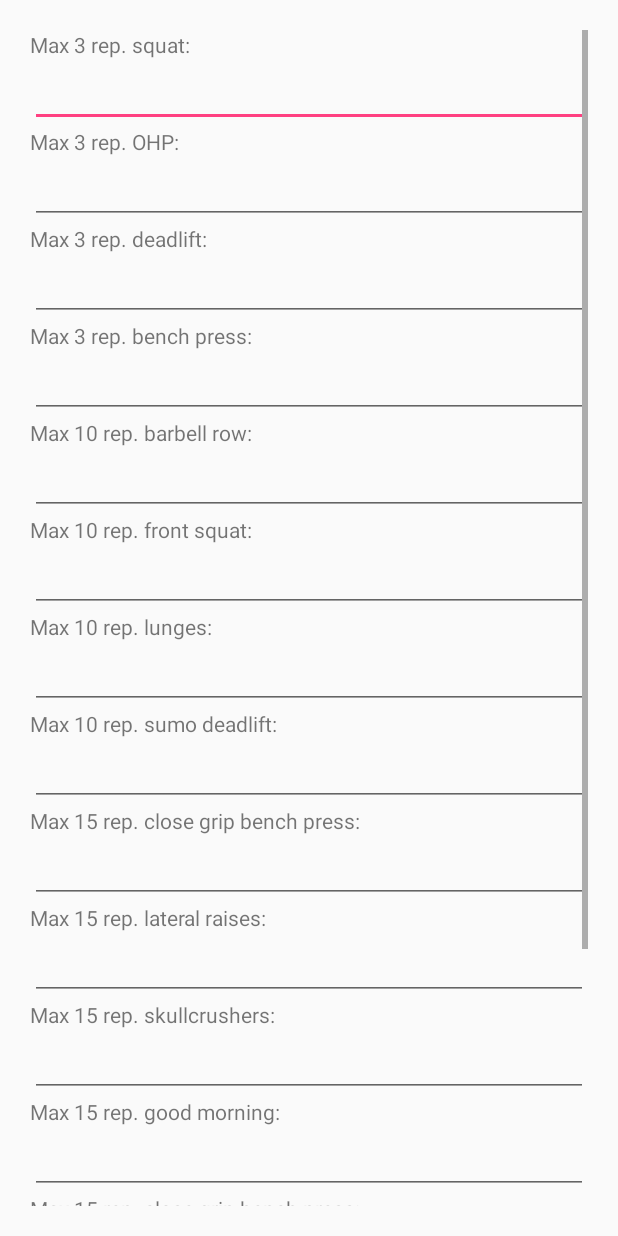
After one commit to sandresbal/gzclp_android_app, an Android app: the layout configuration_activity.xml on its own in the app's theme, with its tools: preview values and no code run, on a phone screen of 412 x 824 dp. The commit adds this screen. Run offline under Robolectric (Android 15) with nearby library versions, the phone set to English and light mode, and no system bars.

Commit message:
starting configuration options

```diff
--- a/app/src/main/AndroidManifest.xml
+++ b/app/src/main/AndroidManifest.xml
@@ -17,9 +17,6 @@
             </intent-filter>
         </activity>
         <activity android:name=".WorkoutActivity">
-            <intent-filter>
-                <action android:name="android.intent.action.MAIN" />
-            </intent-filter>
         </activity>
     </application>
 
--- a/app/src/main/java/com/silviaandres/gzclp/models/Data.java
+++ b/app/src/main/java/com/silviaandres/gzclp/models/Data.java
@@ -26,7 +26,7 @@ public class Data {
   private int weight_pulldown;
   private int time_plank;
 
-    public Data () {
+  public Data() {
   }
 
   public int getId() {
--- a/app/src/main/res/layout/activity_main.xml
+++ b/app/src/main/res/layout/activity_main.xml
@@ -28,7 +28,7 @@
     </ScrollView>-->
 
     <TextView
-        android:id="@+id/textView2"
+        android:id="@+id/t"
         android:layout_width="wrap_content"
         android:layout_height="wrap_content"
         android:layout_marginBottom="392dp"
@@ -58,7 +58,7 @@
         android:textSize="25sp"
         app:layout_constraintEnd_toEndOf="parent"
         app:layout_constraintStart_toStartOf="parent"
-        app:layout_constraintTop_toBottomOf="@+id/textView2" />
+        app:layout_constraintTop_toBottomOf="@+id/t" />
 
     <TextView
         android:id="@+id/t2"
--- /dev/null
+++ b/app/src/main/res/layout/configuration_activity.xml
@@ -0,0 +1,160 @@
+<?xml version="1.0" encoding="utf-8"?>
+<ScrollView xmlns:android="http://schemas.android.com/apk/res/android"
+    android:layout_width="match_parent"
+    android:layout_height="match_parent"
+    android:padding="20dp"
+    >
+
+    <LinearLayout
+        android:layout_width="match_parent"
+        android:layout_height="wrap_content"
+        android:orientation="vertical"
+        >
+
+        <TextView
+            android:layout_width="match_parent"
+            android:layout_height="wrap_content"
+            android:text="@string/squat_config" />
+
+        <EditText
+            android:layout_width="match_parent"
+            android:layout_height="wrap_content" />
+
+        <TextView
+            android:layout_width="match_parent"
+            android:layout_height="wrap_content"
+            android:text="@string/ohp_config" />
+
+        <EditText
+            android:layout_width="match_parent"
+            android:layout_height="wrap_content" />
+
+        <TextView
+            android:layout_width="match_parent"
+            android:layout_height="wrap_content"
+            android:text="@string/deadlift_config" />
+
+        <EditText
+            android:layout_width="match_parent"
+            android:layout_height="wrap_content" />
+
+        <TextView
+            android:layout_width="match_parent"
+            android:layout_height="wrap_content"
+            android:text="@string/bench_config" />
+
+        <EditText
+            android:layout_width="match_parent"
+            android:layout_height="wrap_content" />
+
+        <!--t2-->
+
+        <TextView
+            android:layout_width="match_parent"
+            android:layout_height="wrap_content"
+            android:text="@string/row_config" />
+
+        <EditText
+            android:layout_width="match_parent"
+            android:layout_height="wrap_content" />
+
+        <TextView
+            android:layout_width="match_parent"
+            android:layout_height="wrap_content"
+            android:text="@string/front_squat_config" />
+
+        <EditText
+            android:layout_width="match_parent"
+            android:layout_height="wrap_content" />
+
+        <TextView
+            android:layout_width="match_parent"
+            android:layout_height="wrap_content"
+            android:text="@string/lunges_config" />
+
+        <EditText
+            android:layout_width="match_parent"
+            android:layout_height="wrap_content" />
+
+        <TextView
+            android:layout_width="match_parent"
+            android:layout_height="wrap_content"
+            android:text="@string/sumo_config" />
+
+        <!-- t3 -->
+
+        <EditText
+            android:layout_width="match_parent"
+            android:layout_height="wrap_content" />
+
+        <TextView
+            android:layout_width="match_parent"
+            android:layout_height="wrap_content"
+            android:text="@string/cg_bench_config" />
+
+        <EditText
+            android:layout_width="match_parent"
+            android:layout_height="wrap_content" />
+
+        <TextView
+            android:layout_width="match_parent"
+            android:layout_height="wrap_content"
+            android:text="@string/lateral_raises_config" />
+
+        <EditText
+            android:layout_width="match_parent"
+            android:layout_height="wrap_content" />
+
+        <TextView
+            android:layout_width="match_parent"
+            android:layout_height="wrap_content"
+            android:text="@string/skullcrushers_config" />
+
+        <EditText
+            android:layout_width="match_parent"
+            android:layout_height="wrap_content" />
+
+        <TextView
+            android:layout_width="match_parent"
+            android:layout_height="wrap_content"
+            android:text="@string/good_morning_config" />
+
+        <EditText
+            android:layout_width="match_parent"
+            android:layout_height="wrap_content" />
+
+        <TextView
+            android:layout_width="match_parent"
+            android:layout_height="wrap_content"
+            android:text="@string/elevation_config" />
+
+        <EditText
+            android:layout_width="match_parent"
+            android:layout_height="wrap_content" />
+        <TextView
+            android:layout_width="match_parent"
+            android:layout_height="wrap_content"
+            android:text="@string/hundreds_config" />
+
+        <EditText
+            android:layout_width="match_parent"
+            android:layout_height="wrap_content" />
+        <TextView
+            android:layout_width="match_parent"
+            android:layout_height="wrap_content"
+            android:text="@string/pulldown_config" />
+
+        <EditText
+            android:layout_width="match_parent"
+            android:layout_height="wrap_content" />
+        <TextView
+            android:layout_width="match_parent"
+            android:layout_height="wrap_content"
+            android:text="@string/plank_config" />
+
+        <EditText
+            android:layout_width="match_parent"
+            android:layout_height="wrap_content" />
+
+    </LinearLayout>
+</ScrollView>
--- a/app/src/main/res/values/strings.xml
+++ b/app/src/main/res/values/strings.xml
@@ -1,10 +1,34 @@
 <resources>
     <string name="app_name">gzclp</string>
+    <!-- menu -->
     <string name="item1">Workouts</string>
     <string name="item2">History</string>
     <string name="item3">Config</string>
+
+    <!--test-->
     <string name="next">Your next workout:</string>
     <string name="start">Start!</string>
 
+    <!--configuration-->
+    <string name="squat_config">Max 3 rep. squat:</string>
+    <string name="ohp_config">Max 3 rep. OHP:</string>
+    <string name="deadlift_config">Max 3 rep. deadlift:</string>
+    <string name="bench_config">Max 3 rep. bench press:</string>
+
+    <string name="row_config">Max 10 rep. barbell row:</string>
+    <string name="front_squat_config">Max 10 rep. front squat:</string>
+    <string name="lunges_config">Max 10 rep. lunges:</string>
+    <string name="sumo_config">Max 10 rep. sumo deadlift:</string>
+
+    <string name="cg_bench_config">Max 15 rep. close grip bench press:</string>
+    <string name="lateral_raises_config">Max 15 rep. lateral raises:</string>
+    <string name="skullcrushers_config">Max 15 rep. skullcrushers:</string>
+    <string name="good_morning_config">Max 15 rep. good morning:</string>
+
+    <string name="elevation_config">Max 15 rep. close grip bench press:</string>
+    <string name="hundreds_config">Max 15 rep. lateral raises:</string>
+    <string name="pulldown_config">Max 15 rep. skullcrushers:</string>
+    <string name="plank_config">Max 15 rep. good morning:</string>
+
 
 </resources>
```
Also changed, not shown: app/src/main/java/com/silviaandres/gzclp/ConfigurationActivity.java (+6 -1 lines), app/src/main/java/com/silviaandres/gzclp/MainActivity.java (+29 -7 lines), app/src/main/java/com/silviaandres/gzclp/WorkoutActivity.java (+6 -6 lines), app/src/main/java/com/silviaandres/gzclp/models/Round.java (+25 -3 lines), app/src/main/java/com/silviaandres/gzclp/models/Session.java (+11 -15 lines), app/src/main/java/com/silviaandres/gzclp/models/Week.java (+22 -3 lines), 343 other files. Lines whose indentation alone changed are shown as unchanged.
